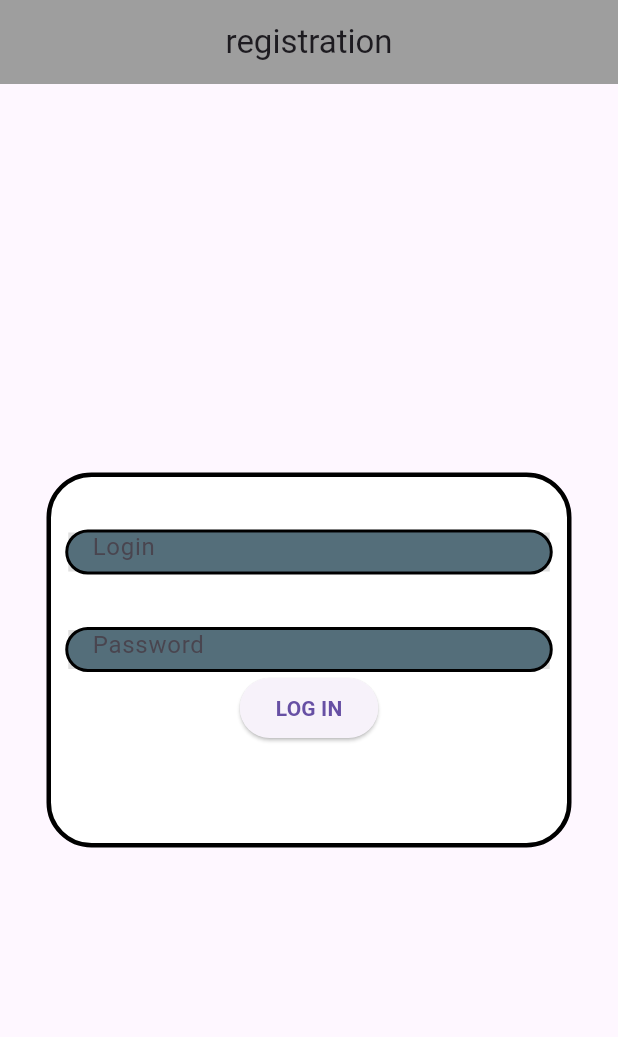
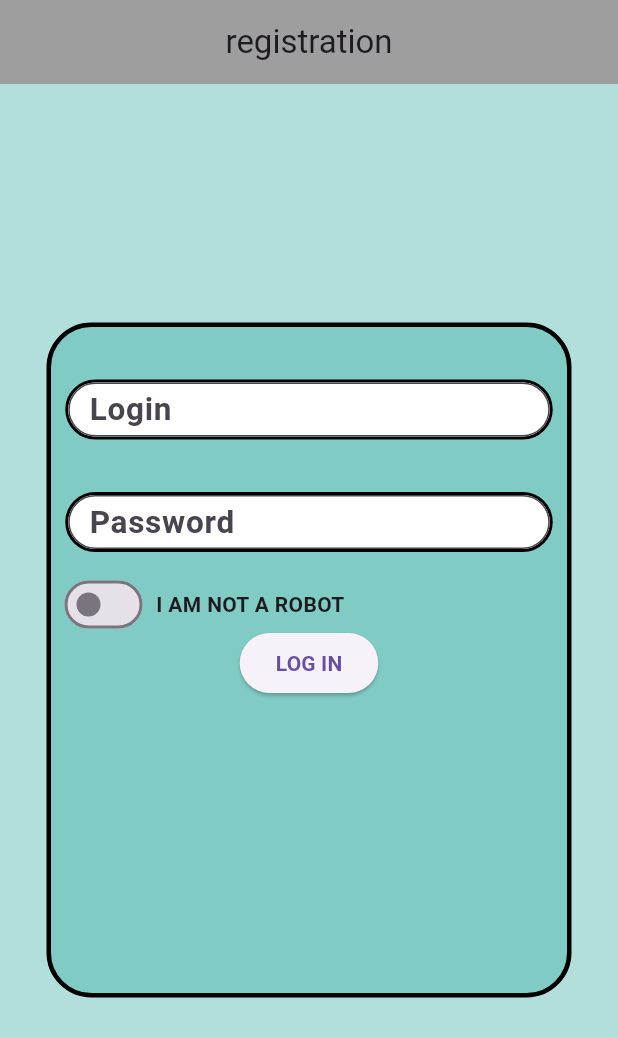
Before and after one commit to Karyqqe/catalog, a Flutter app: the screen it shows after launch, on a phone screen of 412 x 824 dp. Shown: the top 1037 px of the screen. Run offline on Flutter 3.47's test engine with Material 3 defaults, Android fonts, the phone set to English and light mode, and no system bars; missing offline and left inert: aaaqqq.

Commit message:
second commit

```diff
--- a/lib/main.dart
+++ b/lib/main.dart
@@ -1,21 +1,42 @@
 import 'package:flutter/material.dart';
+import 'package:aaaqqq/pages/autorization.dart';
 
 void main() {
+
+
+
   runApp(const MyApp());
 }
 
-class MyApp extends StatelessWidget {
+class MyApp extends StatefulWidget {
+
   const MyApp({super.key});
 
+
+
+
+  @override
+  State<MyApp> createState() => _MyAppState();
+
+}
+
+class _MyAppState extends State<MyApp> {
+  bool isSwitched = false;
   // This widget is the root of your application.
   @override
   Widget build(BuildContext context) {
     return MaterialApp(
 
-      home: Scaffold(
 
 
-        appBar: AppBar(
+
+    home: Scaffold(
+        backgroundColor: Colors.teal[100],
+
+
+
+
+    appBar: AppBar(
           backgroundColor: Colors.grey,
 
             title: Center(
@@ -31,11 +52,12 @@ class MyApp extends StatelessWidget {
 
             child: Container(
               width: 350,
-              height: 250,
+              height: 450,
+
 
               decoration: BoxDecoration(
                 borderRadius: BorderRadius.circular(30),
-                color: Colors.white,
+                color: Colors.teal[200],
                 border: Border.all(color: Colors.black, width: 3.0),
 
 
@@ -51,47 +73,96 @@ class MyApp extends StatelessWidget {
 
 
               Container( alignment: Alignment.topLeft,
-                      child: TextField(decoration: InputDecoration(
 
-
-                          border: InputBorder.none,
-                          hintText: "Login",
-                          fillColor: Colors.black12,
-                          filled: true
-                      ),),
 
 
                       margin: EdgeInsets.only(top: 35),
 
                       width: 325,
-                    height: 30,
+                    height: 40,
                     decoration: BoxDecoration(borderRadius: BorderRadius.circular(30),
-                      color: Colors.blueGrey,
-                      border: Border.all(color: Colors.black, width: 2.0),),),
+
+                      border: Border.all(color: Colors.black, width: 2.0),),
+                child: TextField(decoration: InputDecoration(
+
+                  contentPadding: EdgeInsets.only( left: 10),
 
 
-                  Container(
-                    alignment: Alignment.topLeft,
-                    child: TextField(decoration: InputDecoration(
-                        border: InputBorder.none,
-                        hintText: "Password",
-                        fillColor: Colors.black12,
-                        filled: true
-                    ),),
+
+                    border: OutlineInputBorder(
+                      borderRadius: BorderRadius.circular(30)
+                    ),
+                    hintText: "Login",
+                    hintStyle: TextStyle(fontSize: 21, fontWeight: FontWeight.bold),
+                    fillColor: Colors.white,
+                    filled: true
+                ),),),
 
 
-                    margin: EdgeInsets.only(top: 35),
+                  Container( alignment: Alignment.topLeft,
+
+
+
+                    margin: EdgeInsets.only(top: 35, bottom: 20),
 
                     width: 325,
-                    height: 30,
+                    height: 40,
                     decoration: BoxDecoration(borderRadius: BorderRadius.circular(30),
-                      color: Colors.blueGrey,
-                      border: Border.all(color: Colors.black, width: 2.0),),
-                  ),
-                  ElevatedButton(onPressed: () {}, child: Text('LOG IN', style:TextStyle(fontWeight: FontWeight.bold) ,))
+
+                      border: Border.all(color: Colors.black, width: 2.0),
+                    ),
+                    child: TextField(decoration: InputDecoration(
+
+                        contentPadding: EdgeInsets.only( left: 10),
 
 
-                ],
+
+                        border: OutlineInputBorder(
+                            borderRadius: BorderRadius.circular(30)
+                        ),
+                        hintText: "Password",
+                        hintStyle: TextStyle(fontSize: 21, fontWeight: FontWeight.bold),
+                        fillColor: Colors.white,
+                        filled: true
+                    ),),),
+
+                Align(
+
+
+                  child: Row(
+                    children: [
+                      Container(
+                        width: 40,
+                        height: 30,
+                        margin: EdgeInsets.only(left: 15, right: 15),
+
+
+                        child:    Switch(
+                          value: isSwitched,
+                          onChanged: (value) {
+                            setState(() {
+                              isSwitched = value;
+                            });
+                          },
+                        ),
+                      ),
+                      Text("I AM NOT A ROBOT", style: TextStyle(fontWeight: FontWeight.bold),),
+                    ],
+
+
+
+
+
+                  ),
+                ),
+
+                  ElevatedButton(onPressed: () {}, child: Text('LOG IN', style:TextStyle(fontWeight: FontWeight.bold) , ) ),
+
+
+
+
+
+              ],
 
 
               ),
--- /dev/null
+++ b/lib/pages/autorization.dart
@@ -0,0 +1,12 @@
+import 'package:flutter/material.dart';
+
+class Autorization extends StatelessWidget{
+@override
+  Widget build(BuildContext context) {
+return Scaffold(
+  appBar: AppBar(
+    title: Text('Second Page'),
+  ),
+);
+}
+}
```
Also changed, not shown: pubspec.lock.
